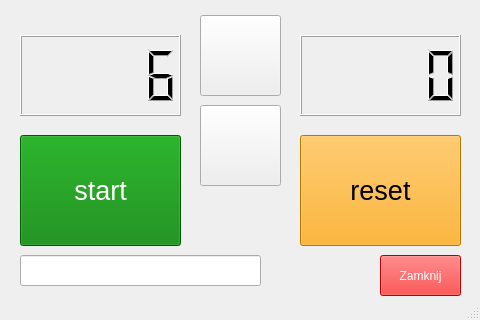
Qt form mainwindow.ui (lgruszka/step_motor) before a commit.
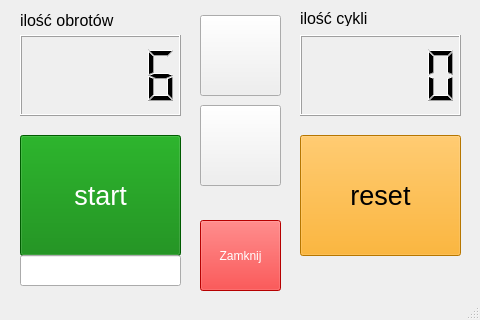
The same form after that commit.

```diff
--- a/mainwindow.ui
+++ b/mainwindow.ui
@@ -58,7 +58,7 @@
       <x>300</x>
       <y>135</y>
       <width>161</width>
-      <height>111</height>
+      <height>121</height>
      </rect>
     </property>
     <property name="font">
@@ -108,7 +108,7 @@
       <x>20</x>
       <y>135</y>
       <width>161</width>
-      <height>111</height>
+      <height>121</height>
      </rect>
     </property>
     <property name="font">
@@ -130,10 +130,10 @@
    <widget class="QPushButton" name="exitBtn">
     <property name="geometry">
      <rect>
-      <x>380</x>
-      <y>255</y>
+      <x>200</x>
+      <y>220</y>
       <width>81</width>
-      <height>41</height>
+      <height>71</height>
      </rect>
     </property>
     <property name="styleSheet">
@@ -150,11 +150,47 @@
      <rect>
       <x>20</x>
       <y>255</y>
-      <width>241</width>
+      <width>161</width>
       <height>31</height>
      </rect>
     </property>
    </widget>
+   <widget class="QLabel" name="label">
+    <property name="geometry">
+     <rect>
+      <x>20</x>
+      <y>10</y>
+      <width>161</width>
+      <height>21</height>
+     </rect>
+    </property>
+    <property name="font">
+     <font>
+      <pointsize>12</pointsize>
+     </font>
+    </property>
+    <property name="text">
+     <string>ilość obrotów </string>
+    </property>
+   </widget>
+   <widget class="QLabel" name="label_2">
+    <property name="geometry">
+     <rect>
+      <x>300</x>
+      <y>10</y>
+      <width>161</width>
+      <height>16</height>
+     </rect>
+    </property>
+    <property name="font">
+     <font>
+      <pointsize>12</pointsize>
+     </font>
+    </property>
+    <property name="text">
+     <string>ilość cykli</string>
+    </property>
+   </widget>
   </widget>
   <widget class="QMenuBar" name="menubar">
    <property name="geometry">
```
